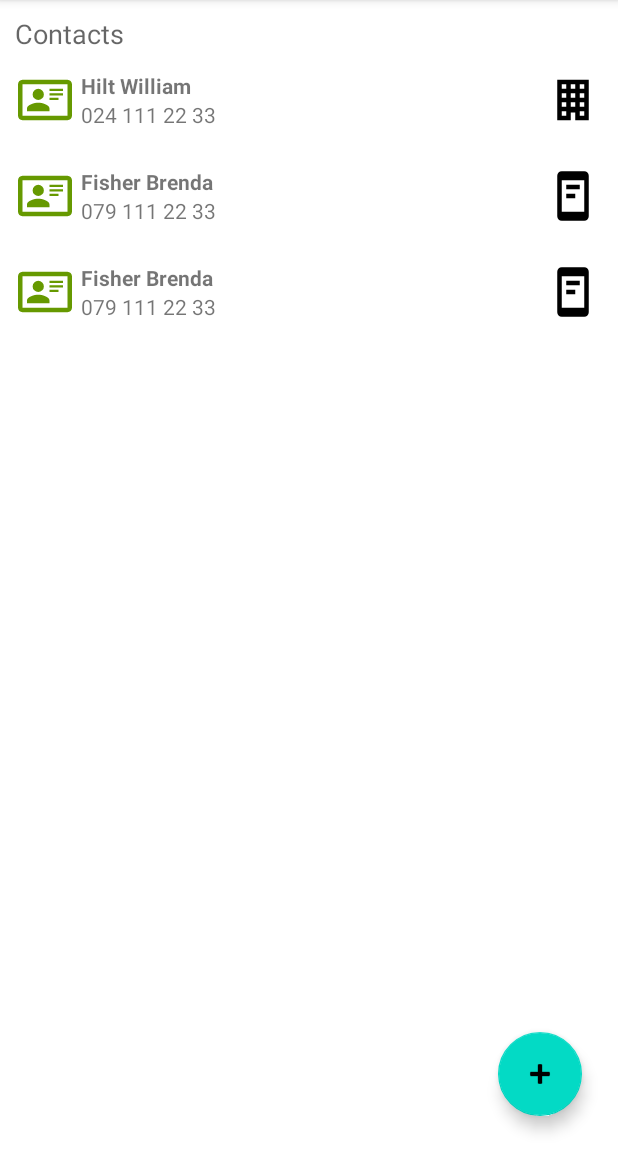
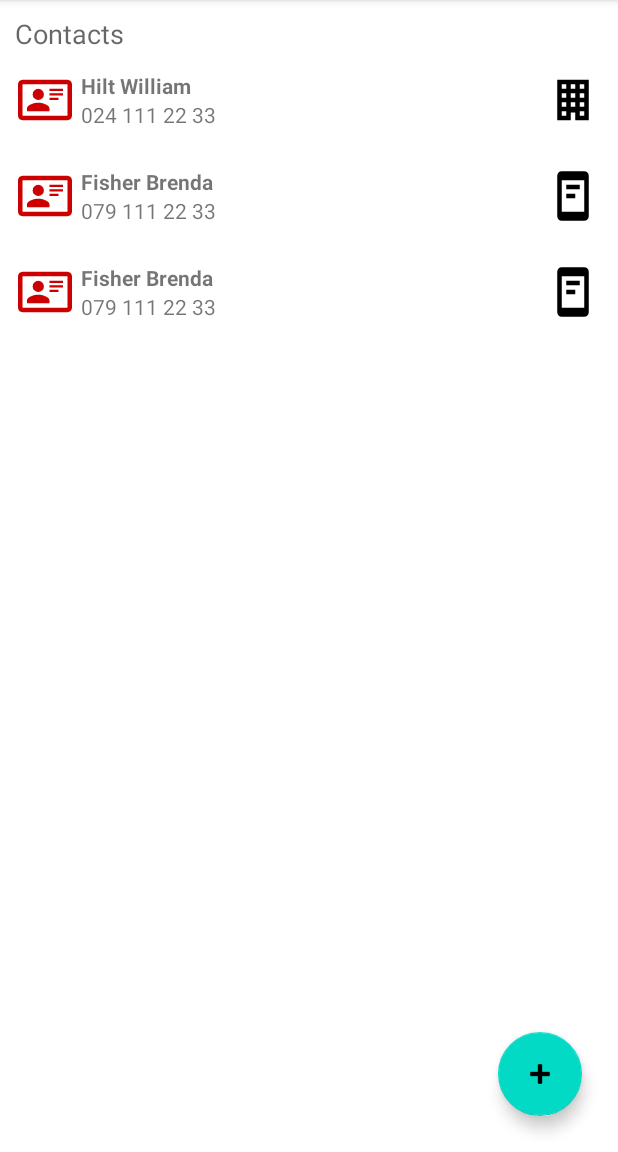
Before and after one commit to Nelson-Jnrnd/DVA_L5, an Android app: the screen it shows after launch (MainActivity), after a tap on "Button to create a new contact", on a phone screen of 412 x 824 dp, the part 84-1236 px from its top. Run offline under Robolectric (Android 15) with nearby library versions, the phone set to English and light mode, and no system bars; our stand-ins replace Room's generated code.

Commit message:
different color for dirty add

```diff
--- a/app/src/main/java/ch/heigvd/iict/and/rest/ContactsRepository.kt
+++ b/app/src/main/java/ch/heigvd/iict/and/rest/ContactsRepository.kt
@@ -47,10 +47,9 @@ class ContactsRepository(private val contactsDao: ContactsDao) {
         }
     }
 
-    suspend fun insert(contact: Contact) {
-        //contact.status = ContactStatus.NEW
+    suspend fun insert(contact: Contact) : Long {
         contact.id = null
-        withContext(Dispatchers.IO) {
+        return withContext(Dispatchers.IO) {
             contactsDao.insert(contact)
         }
     }
--- a/app/src/main/java/ch/heigvd/iict/and/rest/fragments/ContactsAdapter.kt
+++ b/app/src/main/java/ch/heigvd/iict/and/rest/fragments/ContactsAdapter.kt
@@ -11,6 +11,7 @@ import androidx.recyclerview.widget.DiffUtil
 import androidx.recyclerview.widget.RecyclerView
 import ch.heigvd.iict.and.rest.R
 import ch.heigvd.iict.and.rest.models.Contact
+import ch.heigvd.iict.and.rest.models.ContactStatus
 import ch.heigvd.iict.and.rest.models.PhoneType
 
 class ContactsAdapter(contacts : List<Contact>, private val clickListener: OnItemClickListener) : RecyclerView.Adapter<ContactsAdapter.ViewHolder>() {
@@ -51,9 +52,11 @@ class ContactsAdapter(contacts : List<Contact>, private val clickListener: OnIte
             name.text = "${contact.name} ${contact.firstname}"
             phonenumber.text = "${contact.phoneNumber}"
 
-            //FIXME color may depend on item sync status
-            val colRes = android.R.color.holo_green_dark
-            image.setColorFilter(ContextCompat.getColor(image.context, colRes))
+            if (contact.status == ContactStatus.OK) {
+                image.setColorFilter(ContextCompat.getColor(image.context, android.R.color.holo_green_dark))
+            } else {
+                image.setColorFilter(ContextCompat.getColor(image.context, android.R.color.holo_red_dark))
+            }
 
             when(contact.type) {
                 PhoneType.HOME -> type.setImageResource(R.drawable.phone)
--- a/app/src/main/java/ch/heigvd/iict/and/rest/fragments/ListFragment.kt
+++ b/app/src/main/java/ch/heigvd/iict/and/rest/fragments/ListFragment.kt
@@ -38,12 +38,6 @@ class ListFragment : Fragment() {
                 if(selectedContact != null) {
                     //FIXME - user clicks on selectedContact, we want to edit it
                     Toast.makeText(requireActivity(), "TODO - Edition de ${selectedContact.firstname} ${selectedContact.name}", Toast.LENGTH_SHORT).show()
-                    // Open the edit fragment
-/*                    val editFragment = EditFragment.newInstance(selectedContact)
-                    requireActivity().supportFragmentManager.beginTransaction()
-                        .add(R.id.main_content_fragment, editFragment)
-                        .addToBackStack(null)
-                        .commit()*/
                     contactsViewModel.delete(selectedContact)
                 }
             }
--- a/app/src/main/java/ch/heigvd/iict/and/rest/viewmodels/ContactsViewModel.kt
+++ b/app/src/main/java/ch/heigvd/iict/and/rest/viewmodels/ContactsViewModel.kt
@@ -6,6 +6,7 @@ import androidx.lifecycle.viewModelScope
 import ch.heigvd.iict.and.rest.ContactsRepository
 import ch.heigvd.iict.and.rest.models.Contact
 import ch.heigvd.iict.and.rest.models.ContactDTO
+import ch.heigvd.iict.and.rest.models.ContactStatus
 import com.google.gson.Gson
 import kotlinx.coroutines.launch
 import java.net.HttpURLConnection
@@ -34,7 +35,11 @@ class ContactsViewModel(private val repository: ContactsRepository) : ViewModel(
                 val data = connection.inputStream.bufferedReader().use { it.readText() }
                 val contacts = Gson().fromJson(data, Array<ContactDTO>::class.java)
                 contacts.forEach { contact ->
-                        insert(contact.toContact())
+                    run {
+                        val c = contact.toContact()
+                        c.status = ContactStatus.OK
+                        insert(c)
+                    }
                 }
                 println( "Enrolled with UUID: $uuid")
             }
@@ -49,7 +54,10 @@ class ContactsViewModel(private val repository: ContactsRepository) : ViewModel(
 
     fun insert(contact: Contact) {
         viewModelScope.launch {
-            repository.insert(contact)
+            contact.status = ContactStatus.NEW
+            val id = repository.insert(contact)
+            println("Inserted contact with id: $id")
+
         }
     }
 
```
